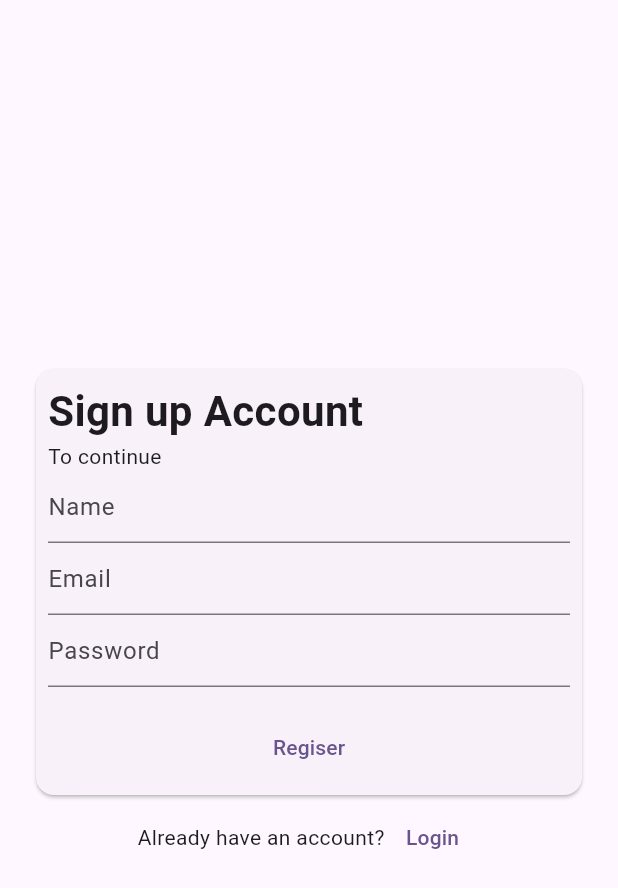
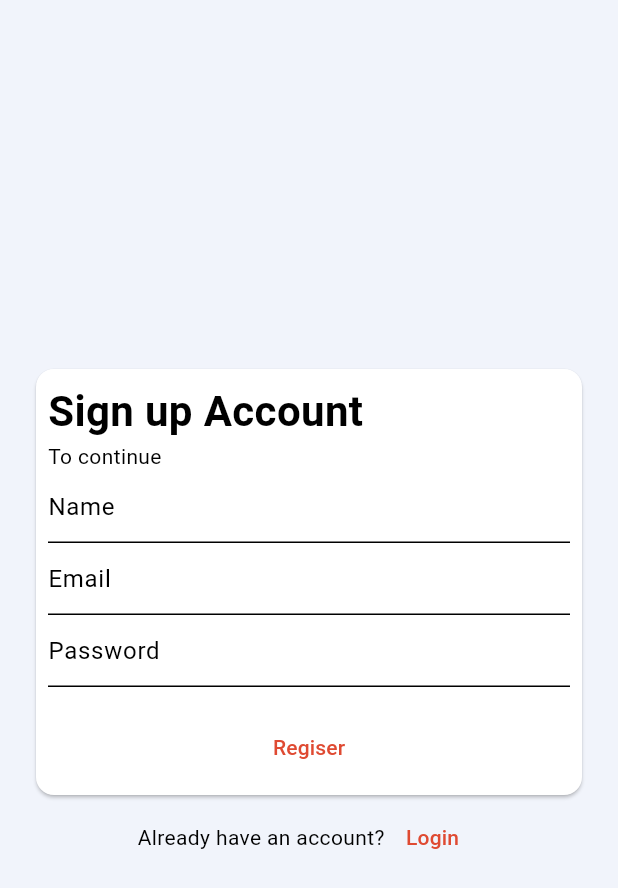
Before and after one commit to PhanithNoch/tam_luy, a Flutter app: the screen it shows after launch, after a tap on "Register", on a phone screen of 412 x 824 dp. Shown: the top 888 px of the screen. Run offline on Flutter 3.47's test engine with Material 3 defaults, Android fonts, the phone set to English and light mode, and no system bars; our stand-ins replace cloud_firestore, firebase_auth, firebase_core, get; accounts and stored records are empty.

Commit message:
project learning

```diff
--- a/lib/main.dart
+++ b/lib/main.dart
@@ -1,6 +1,9 @@
 import 'package:firebase_core/firebase_core.dart';
 import 'package:flutter/material.dart';
 import 'package:get/get.dart';
+import 'package:tam_luy/controllers/login_controller.dart';
+import 'package:tam_luy/themes/app_theme.dart';
+import 'package:tam_luy/themes/theme_service.dart';
 import 'package:tam_luy/views/home/home_screen.dart';
 import 'package:tam_luy/views/login_screen.dart';
 
@@ -12,12 +15,15 @@ void main() async {
   await Firebase.initializeApp(
     options: DefaultFirebaseOptions.currentPlatform,
   );
-  Get.put(AuthController());
-  runApp(const MyApp());
+  Get.put(LoginController());
+  runApp(MyApp());
+  // Get.put(AuthController());
+  runApp(MyApp());
 }
 
 class MyApp extends StatelessWidget {
-  const MyApp({super.key});
+  MyApp({super.key});
+  final _themeService = Get.put(ThemeService(), permanent: true);
 
   // This widget is the root of your application.
   @override
@@ -25,10 +31,9 @@ class MyApp extends StatelessWidget {
     return GetMaterialApp(
         debugShowCheckedModeBanner: false,
         title: 'Flutter Demo',
-        theme: ThemeData(
-          colorScheme: ColorScheme.fromSeed(seedColor: Colors.deepPurple),
-          useMaterial3: true,
-        ),
+        theme: lightTheme,
+        darkTheme: darkTheme,
+        themeMode: _themeService.getTheme(),
         home: GetBuilder<AuthController>(builder: (logic) {
           if (logic.currentUser != null) {
             return HomeScreen();
--- /dev/null
+++ b/lib/themes/app_theme.dart
@@ -0,0 +1,92 @@
+import 'package:flutter/material.dart';
+import 'package:flutter/services.dart';
+import 'package:get/get.dart';
+
+import 'constant.dart';
+
+// English
+ThemeData darkTheme = ThemeData(
+  fontFamily: Get.locale?.languageCode == 'kh' ? 'Battambang' : "SF Pro Text",
+  brightness: Brightness.dark,
+  primaryColor: Colors.amber,
+  // add black color to primaryColorDark
+  primaryColorDark: Colors.black,
+
+  canvasColor: kBackgroundColorDark,
+  floatingActionButtonTheme: const FloatingActionButtonThemeData(
+    backgroundColor: Colors.amber,
+  ),
+  appBarTheme: AppBarTheme(
+    color: Colors.transparent,
+    elevation: 0,
+    iconTheme: const IconThemeData(color: kBackgroundColor),
+    titleTextStyle: kTitle1LightStyle,
+    foregroundColor: kPrimaryLabelColorLight,
+  ),
+  buttonBarTheme: const ButtonBarThemeData(
+    buttonTextTheme: ButtonTextTheme.accent,
+  ),
+  textTheme: const TextTheme().apply(
+    bodyColor: Colors.amber,
+    displayColor: Colors.amber,
+  ),
+  buttonTheme: const ButtonThemeData(
+    buttonColor: Colors.amber,
+    disabledColor: Colors.amber,
+  ),
+  listTileTheme: const ListTileThemeData(
+    iconColor: Colors.white,
+  ),
+);
+
+ThemeData lightTheme = ThemeData(
+  primaryColorDark: Color(0xFFe63946),
+  buttonTheme: ButtonThemeData(
+    buttonColor: Colors.blueAccent,
+    shape: RoundedRectangleBorder(),
+    textTheme: ButtonTextTheme.normal,
+  ),
+  floatingActionButtonTheme: const FloatingActionButtonThemeData(
+    backgroundColor: Color(0xFFe63946),
+  ),
+  textSelectionTheme: const TextSelectionThemeData(
+    selectionColor: Color(0xFFe63946),
+  ),
+  brightness: Brightness.light,
+  // primaryColor: googleColor,
+  colorScheme: ColorScheme.light(
+    primary: Color(0xffDF4A32),
+  ),
+  iconTheme: const IconThemeData(color: Colors.black),
+  secondaryHeaderColor: Color(0xFFe63946),
+  primarySwatch: const MaterialColor(0xffDF4A32, {
+    50: Color(0xffDF4A32),
+    100: Color(0xffDF4A32),
+    200: Color(0xffDF4A32),
+    300: Color(0xffDF4A32),
+    400: Color(0xffDF4A32),
+    500: Color(0xffDF4A32),
+    600: Color(0xffDF4A32),
+    700: Color(0xffDF4A32),
+    800: Color(0xffDF4A32),
+    900: Color(0xffDF4A32),
+  }),
+  appBarTheme: AppBarTheme(
+    systemOverlayStyle: SystemUiOverlayStyle.dark,
+    color: Colors.transparent,
+    elevation: 0,
+    iconTheme: const IconThemeData(color: kBackgroundColorDark),
+    titleTextStyle: kTitle1Style,
+    // foregroundColor: kBackgroundColorDark,
+  ),
+  textTheme: const TextTheme().apply(
+    bodyColor: Colors.black,
+    displayColor: Colors.black,
+  ),
+  scaffoldBackgroundColor: kSidebarBackgroundColor,
+
+  tabBarTheme: TabBarTheme(
+    labelColor: kBackgroundColorDark,
+    unselectedLabelColor: kPrimaryLabelColor,
+  ),
+);
--- /dev/null
+++ b/lib/themes/theme_service.dart
@@ -0,0 +1,40 @@
+import 'package:flutter/material.dart';
+import 'package:get/get.dart';
+
+class ThemeService extends GetxService {
+  final String _themeKey = "isDarkMode";
+  var isDarkMode = false.obs;
+
+  @override
+  void onInit() {
+    loadTheme();
+    super.onInit();
+  }
+
+  /// void theme from storage
+  void changeTheme() {
+    isDarkMode.value = !isDarkMode.value;
+    Get.changeThemeMode(isDarkMode.value ? ThemeMode.dark : ThemeMode.light);
+    // StorageService.write(_themeKey, isDarkMode.value);
+    // print('isDarkMode.value: ${isDarkMode.value}');
+  }
+
+  void loadTheme() {
+    // final isDark = StorageService.read(_themeKey);
+    Get.changeThemeMode(isDarkMode.value ? ThemeMode.dark : ThemeMode.light);
+
+    // if (isDark != null) {
+    //   isDarkMode.value = isDark;
+    //   Get.changeThemeMode(isDarkMode.value ? ThemeMode.dark : ThemeMode.light);
+    // } else {
+    //   Get.changeThemeMode(ThemeMode.light);
+    // }
+  }
+
+  ThemeMode getTheme() {
+    return ThemeMode.light;
+    // final darkMode = StorageService.read(_themeKey);
+    // if (darkMode == null) return ThemeMode.light;
+    // return darkMode ? ThemeMode.dark : ThemeMode.light;
+  }
+}
```
Also changed, not shown: lib/themes/color_utils.dart (added, +56 -0 lines), lib/themes/constant.dart (added, +143 -0 lines), 2 other files.
